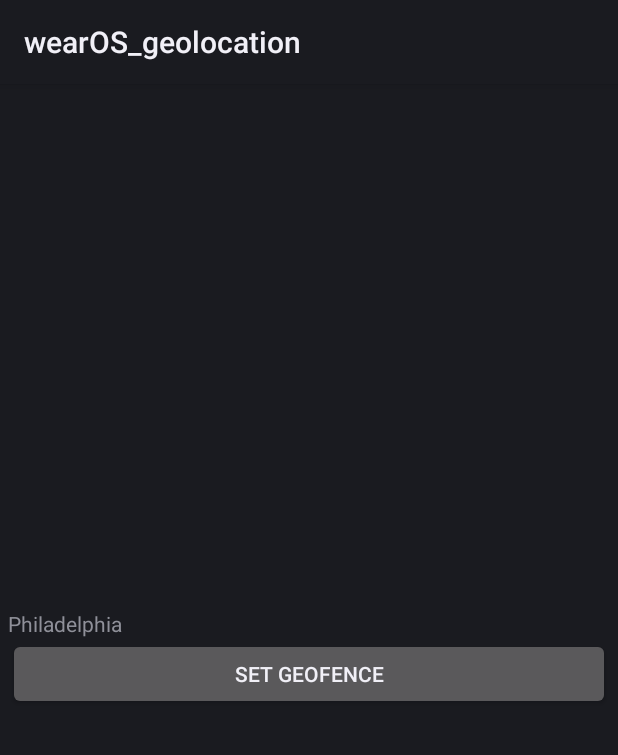
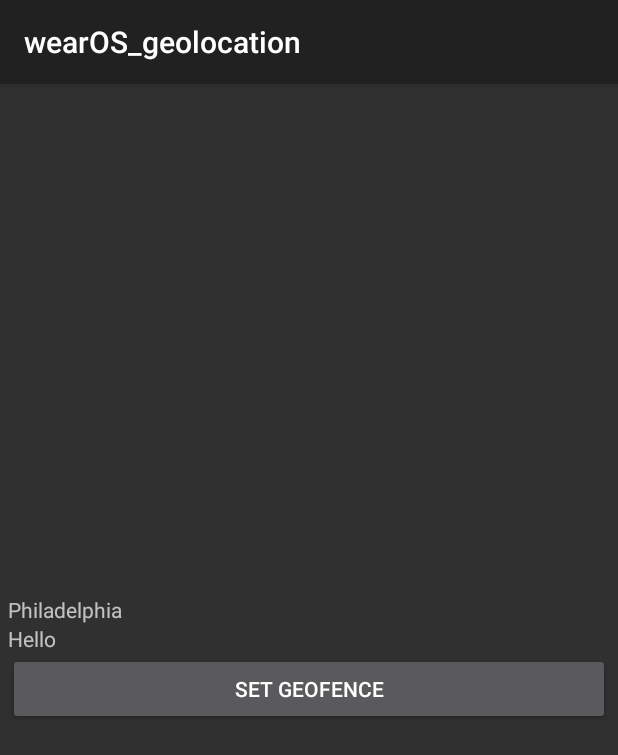
Before and after one commit to MeganJBlevins/hearo_geolocation, an Android app: the screen it shows after launch (MainActivity), after a tap on "SET GEOFENCE", on a phone screen of 412 x 824 dp. Shown: the top 755 px of the screen. Run offline under Robolectric (Android 15) with nearby library versions, the phone set to English and light mode, and no system bars; our stand-ins replace data binding; plain views replace BoxInsetLayout.

Commit message:
wip: data binding working from view model

```diff
--- a/app/build.gradle
+++ b/app/build.gradle
@@ -32,6 +32,7 @@ android {
 dependencies {
     implementation 'androidx.core:core-ktx:1.7.0'
     implementation 'com.google.android.gms:play-services-wearable:17.1.0'
+    implementation "androidx.appcompat:appcompat:1.4.1"
     implementation 'androidx.percentlayout:percentlayout:1.0.0'
     implementation 'androidx.legacy:legacy-support-v4:1.0.0'
     implementation 'androidx.recyclerview:recyclerview:1.2.1'
--- a/app/src/main/AndroidManifest.xml
+++ b/app/src/main/AndroidManifest.xml
@@ -14,7 +14,7 @@
         android:icon="@mipmap/ic_launcher"
         android:label="@string/app_name"
         android:supportsRtl="true"
-        android:theme="@android:style/Theme.DeviceDefault">
+        android:theme="@style/Theme.AppCompat">
         <uses-library
             android:name="com.google.android.wearable"
             android:required="true" />
--- a/app/src/main/java/com/hearolife/wearos_geolocation/CurrentLocationViewModel.kt
+++ b/app/src/main/java/com/hearolife/wearos_geolocation/CurrentLocationViewModel.kt
@@ -1,12 +1,18 @@
 package com.hearolife.wearos_geolocation
 
+import android.view.View
+import android.widget.Toast
 import androidx.lifecycle.LiveData
 import androidx.lifecycle.MutableLiveData
 import androidx.lifecycle.ViewModel
 
 class CurrentLocationViewModel : ViewModel() {
 
-    val city : String = "Philadelphia"
+    private val _city = MutableLiveData("Philadelphia")
+    private val _hello = MutableLiveData("Goodbye")
+
+    val city: LiveData<String> = _city
+    val hello: LiveData<String> = _hello
 
     private val currentLocation: MutableLiveData<Location> by lazy {
         MutableLiveData<Location>().also {
@@ -21,6 +27,11 @@ class CurrentLocationViewModel : ViewModel() {
         return currentLocation
     }
 
+    fun sayHello() {
+        _hello.value = "Hello"
+    }
+
+
     private fun loadCurrentLocation() {
     }
 }
--- a/app/src/main/java/com/hearolife/wearos_geolocation/MainActivity.kt
+++ b/app/src/main/java/com/hearolife/wearos_geolocation/MainActivity.kt
@@ -8,16 +8,22 @@ import android.widget.ArrayAdapter
 import android.widget.TextView
 import android.widget.Toast
 import androidx.databinding.DataBindingUtil
+import androidx.lifecycle.Lifecycle
+import androidx.lifecycle.LifecycleOwner
+import androidx.lifecycle.ViewModelProviders
+import androidx.appcompat.app.AppCompatActivity
 import com.hearolife.wearos_geolocation.databinding.ActivityMainBinding
 
-class MainActivity : Activity() {
+class MainActivity : AppCompatActivity() {
     private lateinit var permissions: Permissions
+    private val viewModel by lazy { ViewModelProviders.of(this).get(CurrentLocationViewModel::class.java) }
 
     override fun onCreate(savedInstanceState: Bundle?) {
         super.onCreate(savedInstanceState)
         val binding : ActivityMainBinding =
             DataBindingUtil.setContentView(this, R.layout.activity_main)
-        binding.viewModel = CurrentLocationViewModel()
+        binding.lifecycleOwner = this
+        binding.viewModel = viewModel
         Log.e(TAG, "getting permissions")
         permissions = Permissions(this)
         if(permissions.allGranted) {
@@ -32,10 +38,6 @@ class MainActivity : Activity() {
         }
     }
 
-    fun sayHello(view: View) {
-        Toast.makeText(this@MainActivity, "Hello there!",
-            Toast.LENGTH_SHORT).show()
-    }
     fun setGeofence(view: View) {
         if(!permissions.allGranted) {
             Toast.makeText(this@MainActivity, "Permissions Not Set",
--- a/app/src/main/res/layout/activity_main.xml
+++ b/app/src/main/res/layout/activity_main.xml
@@ -36,11 +36,17 @@
                     android:layout_height="wrap_content"
                     android:text="@{viewModel.city}" />
 
+                <TextView
+                    android:id="@+id/hello"
+                    android:layout_width="match_parent"
+                    android:layout_height="wrap_content"
+                    android:text="@{viewModel.hello}" />
+
                 <Button
                     android:id="@+id/start_geofence"
                     android:layout_width="match_parent"
                     android:layout_height="wrap_content"
-                    android:onClick="sayHello"
+                    android:onClick="@{() -> viewModel.sayHello()}"
                     android:text="Set Geofence" />
 
             </LinearLayout>
```
